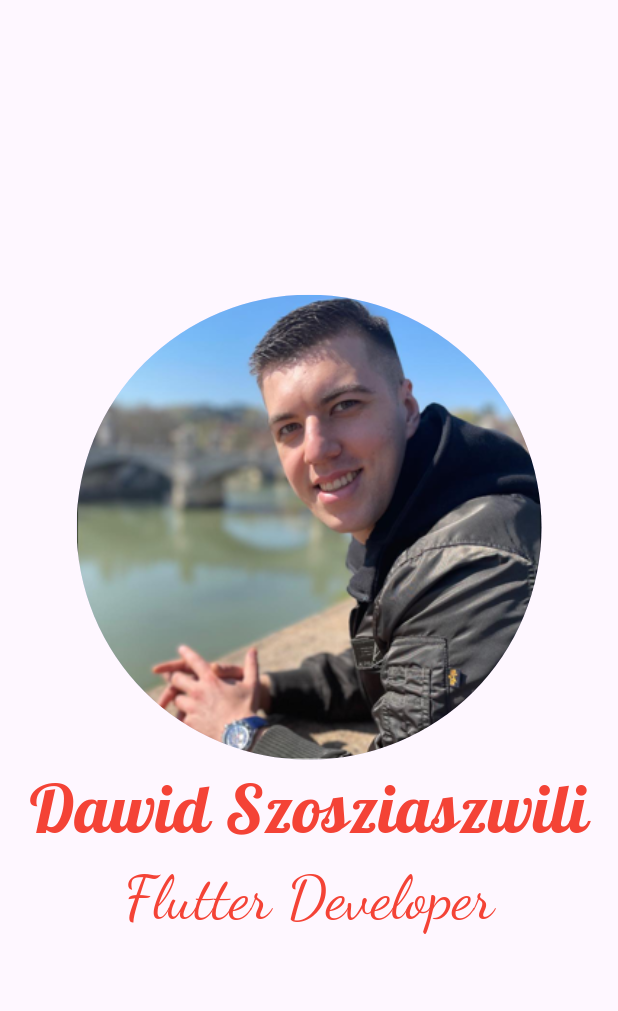
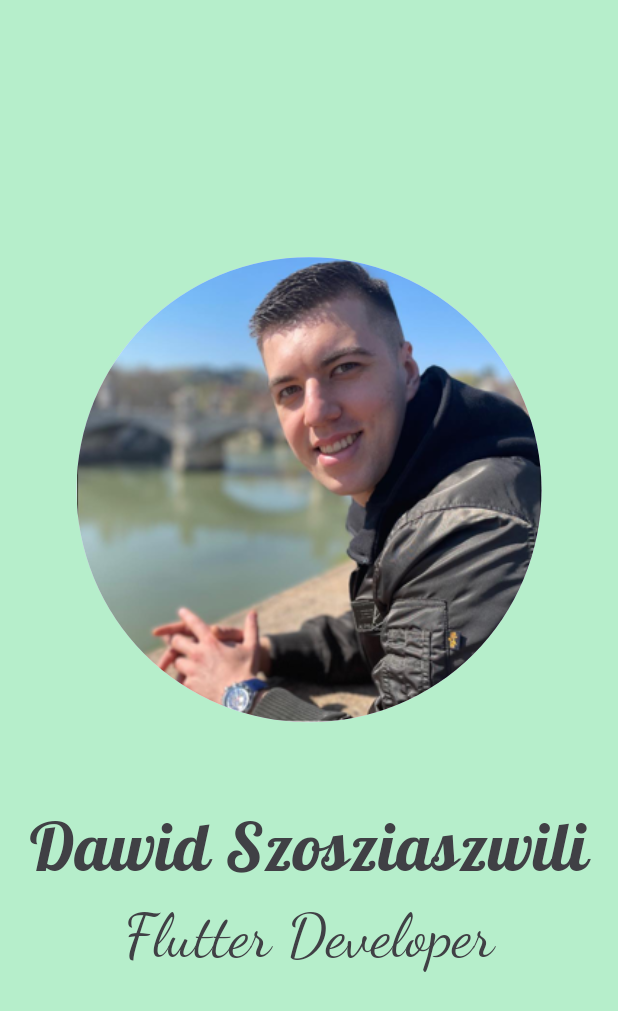
Before and after one commit to dawidszosziaszwili/get_to_know_me, a Flutter app: the screen it shows after launch, on a phone screen of 412 x 824 dp. Shown: the top 1011 px of the screen. Run offline on Flutter 3.47's test engine with Material 2 defaults, Android fonts, the phone set to English and light mode, and no system bars; our stand-ins replace google_fonts.

Commit message:
Add backgroundColor

```diff
--- a/lib/main.dart
+++ b/lib/main.dart
@@ -17,6 +17,7 @@ class MyApp extends StatelessWidget {
         useMaterial3: true,
       ),
       home: Scaffold(
+        backgroundColor: Color.fromARGB(255, 182, 238, 203),
         body: Center(
           child: Column(
             mainAxisAlignment: MainAxisAlignment.center,
@@ -25,18 +26,21 @@ class MyApp extends StatelessWidget {
                 backgroundImage: AssetImage('images/image.png'),
                 radius: 155,
               ),
+              SizedBox(
+                height: 50,
+              ),
               Text(
                 'Dawid Szosziaszwili',
                 style: GoogleFonts.lobster(
                   fontSize: 45,
-                  color: Colors.red,
+                  color: Color.fromARGB(255, 64, 64, 69),
                 ),
               ),
               Text(
                 'Flutter Developer',
                 style: GoogleFonts.dancingScript(
                   fontSize: 40,
-                  color: Colors.red,
+                  color: Color.fromARGB(255, 64, 64, 69),
                 ),
               ),
             ],
```
